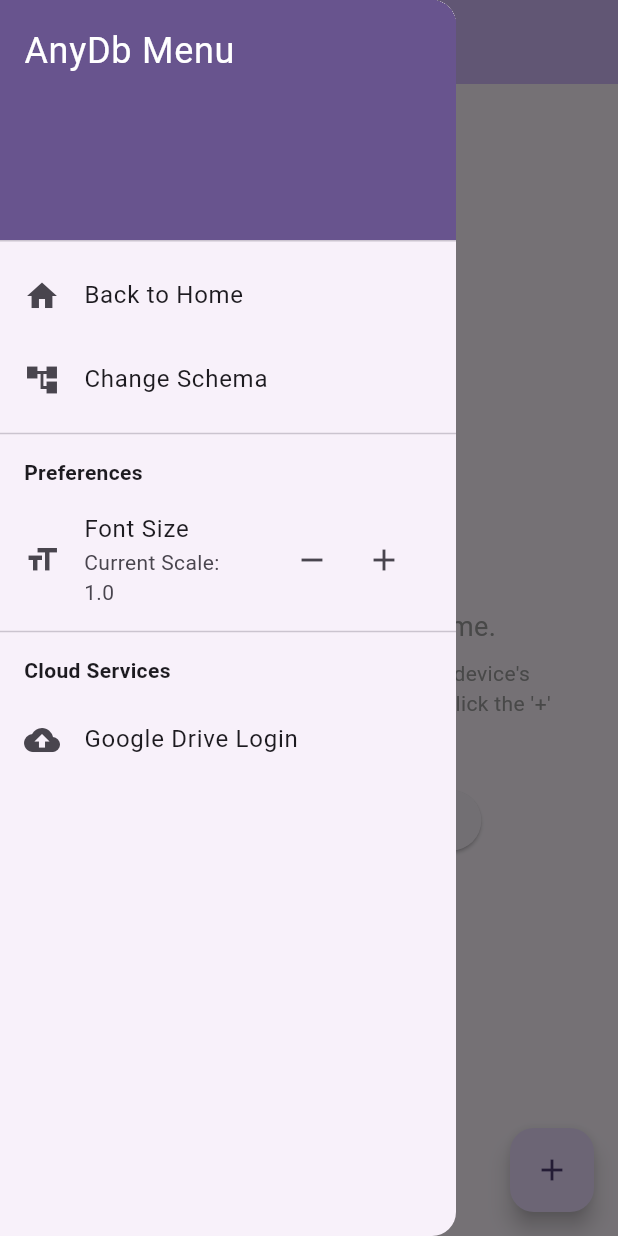
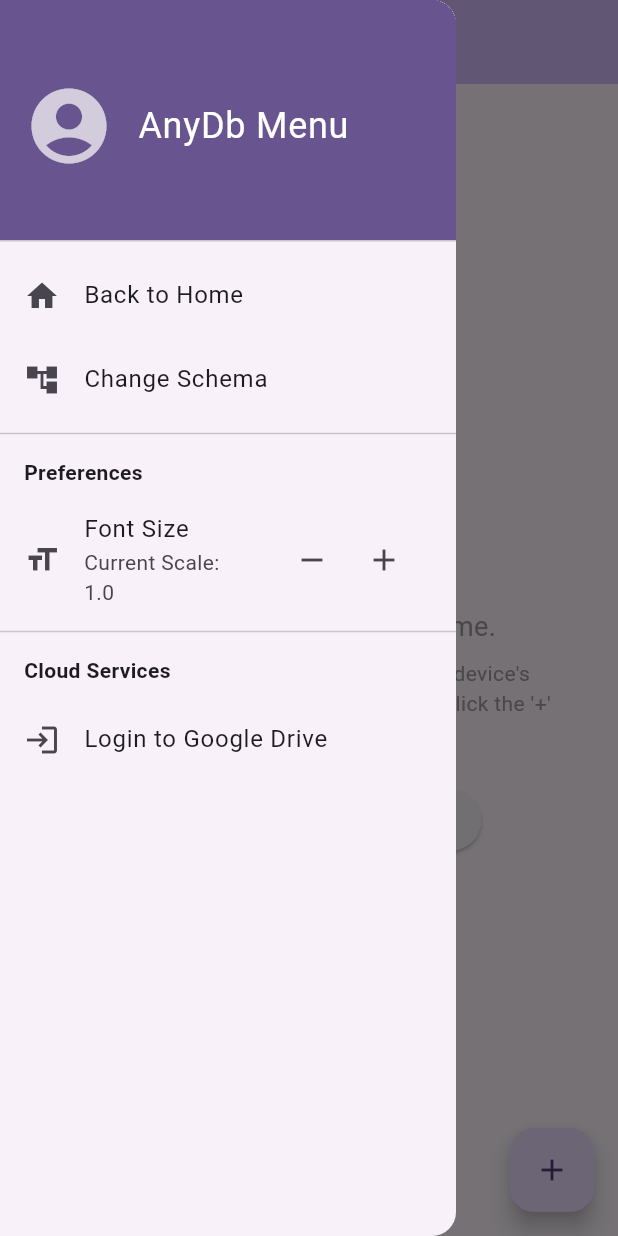
Before and after one commit to vinayak-10/anydb_flutter, a Flutter app: the screen it shows after launch, with the side drawer open, on a phone screen of 412 x 824 dp. Run offline on Flutter 3.47's test engine with Material 3 defaults, Android fonts, the phone set to English and light mode, and no system bars; our stand-ins replace file_picker, flutter_riverpod, google_sign_in, share_plus, shared_preferences; missing offline and left inert: dart:html, excel, extension_google_sign_in_as_googleapis_auth, googleapis, open_file_plus; statements that could not run were skipped.

Commit message:
Feat: Complete Google Drive implementation and Drawer UI redesign
- Migrate to google_sign_in v7.2.0 API with Identity/Authorization separation.
- Implement automatic session restoration on app startup.
- Redesign Drawer with UserAccountsDrawerHeader, Profile Icon/Name, and pinned Logout button.
- Add appInitProvider in main.dart for startup initialization.

```diff
--- a/lib/components/drawer_content.dart
+++ b/lib/components/drawer_content.dart
@@ -14,35 +14,58 @@ class DrawerContent extends ConsumerWidget {
   Widget build(BuildContext context, WidgetRef ref) {
     final settings = ref.watch(settingsProvider);
     final googleDriveService = ref.watch(googleDriveServiceProvider);
-    final isLoggedIn = ref.watch(googleLoginProvider);
+    final user = ref.watch(googleUserProvider);
+    final isLoggedIn = user != null;
 
     return Drawer(
-      child: ListView(
-        padding: EdgeInsets.zero,
+      child: Column(
         children: [
+          if (isLoggedIn)
+            UserAccountsDrawerHeader(
+              accountName: Text(user.displayName ?? "User"),
+              accountEmail: Text(user.email),
+              currentAccountPicture: user.photoUrl != null
+                  ? CircleAvatar(backgroundImage: NetworkImage(user.photoUrl!))
+                  : CircleAvatar(
+                      backgroundColor: Colors.white,
+                      child: Text(
+                        (user.displayName ?? "U").substring(0, 1).toUpperCase(),
+                        style: const TextStyle(fontSize: 24, fontWeight: FontWeight.bold),
+                      ),
+                    ),
+              decoration: BoxDecoration(
+                color: Theme.of(context).colorScheme.primary,
+              ),
+            )
+          else
             DrawerHeader(
               decoration: BoxDecoration(
                 color: Theme.of(context).colorScheme.primary,
               ),
-            child: Column(
-              crossAxisAlignment: CrossAxisAlignment.start,
+              child: const Row(
                 children: [
-                const Text(
+                  Icon(Icons.account_circle, size: 60, color: Colors.white70),
+                  SizedBox(width: 16),
+                  Text(
                     'AnyDb Menu',
                     style: TextStyle(
                       color: Colors.white,
                       fontSize: 24,
                     ),
                   ),
-                if (currentSchemaName != null)
-                  Padding(
-                    padding: const EdgeInsets.only(top: 8.0),
-                    child: Text(
-                      currentSchemaName!,
-                      style: const TextStyle(color: Colors.white70, fontSize: 14),
+                ],
               ),
             ),
-              ],
+          Expanded(
+            child: ListView(
+              padding: EdgeInsets.zero,
+              children: [
+                if (currentSchemaName != null && !isLoggedIn)
+                  Padding(
+                    padding: const EdgeInsets.symmetric(horizontal: 16.0, vertical: 8.0),
+                    child: Text(
+                      "Current Schema: $currentSchemaName",
+                      style: const TextStyle(color: Colors.grey, fontSize: 12),
                     ),
                   ),
                 ListTile(
@@ -99,23 +122,22 @@ class DrawerContent extends ConsumerWidget {
                   padding: EdgeInsets.symmetric(horizontal: 16.0, vertical: 8.0),
                   child: Text('Cloud Services', style: TextStyle(fontWeight: FontWeight.bold)),
                 ),
+                if (!isLoggedIn)
                   ListTile(
-            leading: Icon(isLoggedIn ? Icons.logout : Icons.cloud_upload),
-            title: Text(isLoggedIn ? 'Google Drive Logout' : 'Google Drive Login'),
+                    leading: const Icon(Icons.login),
+                    title: const Text('Login to Google Drive'),
                     onTap: () async {
-              if (isLoggedIn) {
-                await googleDriveService.logout();
-                ref.read(googleLoginProvider.notifier).set(false);
-                if (!context.mounted) return;
-                ScaffoldMessenger.of(context).showSnackBar(const SnackBar(content: Text("Logged out")));
+                      final account = await googleDriveService.login();
+                      if (account != null) {
+                        ref.read(googleUserProvider.notifier).setUser(account);
+                        if (context.mounted) {
+                          ScaffoldMessenger.of(context).showSnackBar(
+                              const SnackBar(content: Text("Google Drive Authorized")));
+                        }
                       } else {
-                final success = await googleDriveService.login();
-                if (!context.mounted) return;
-                if (success) {
-                  ref.read(googleLoginProvider.notifier).set(true);
-                  ScaffoldMessenger.of(context).showSnackBar(const SnackBar(content: Text("Google Drive Authorized")));
-                } else {
-                  ScaffoldMessenger.of(context).showSnackBar(const SnackBar(content: Text("Login failed")));
+                        if (context.mounted) {
+                          ScaffoldMessenger.of(context).showSnackBar(
+                              const SnackBar(content: Text("Login failed")));
                         }
                       }
                     },
@@ -148,10 +170,10 @@ class DrawerContent extends ConsumerWidget {
                             final db = content.service as ElementDb;
                             await db.initDb();
                             final data = await db.exportDb();
-                      await googleDriveService.manualBackup(content.name, data, schemaName: currentSchemaName);
+                            await googleDriveService.manualBackup(content.name, data,
+                                schemaName: currentSchemaName);
                             backedUpCount++;
                           }
-
                         }
 
                         if (!context.mounted) return;
@@ -159,7 +181,8 @@ class DrawerContent extends ConsumerWidget {
 
                         ScaffoldMessenger.of(context).showSnackBar(
                           SnackBar(
-                      content: Text("Backup completed: $backedUpCount databases uploaded to Google Drive /xyz.maya/"),
+                            content: Text(
+                                "Backup completed: $backedUpCount databases uploaded to Google Drive /xyz.maya/"),
                             backgroundColor: Colors.green.shade700,
                           ),
                         );
@@ -169,7 +192,8 @@ class DrawerContent extends ConsumerWidget {
                         Navigator.pop(context);
                         ScaffoldMessenger.of(context).showSnackBar(
                           SnackBar(
-                      content: Text("Backup failed: ${e.toString().length > 100 ? e.toString().substring(0, 100) : e.toString()}"),
+                            content: Text(
+                                "Backup failed: ${e.toString().length > 100 ? e.toString().substring(0, 100) : e.toString()}"),
                             action: SnackBarAction(
                               label: "DETAILS",
                               onPressed: () {
@@ -188,6 +212,24 @@ class DrawerContent extends ConsumerWidget {
                   ),
               ],
             ),
+          ),
+          if (isLoggedIn) ...[
+            const Divider(height: 1),
+            ListTile(
+              leading: const Icon(Icons.logout, color: Colors.red),
+              title: const Text('Logout from Google', style: TextStyle(color: Colors.red)),
+              onTap: () async {
+                await googleDriveService.logout();
+                ref.read(googleUserProvider.notifier).setUser(null);
+                if (context.mounted) {
+                  ScaffoldMessenger.of(context).showSnackBar(const SnackBar(content: Text("Logged out")));
+                }
+              },
+            ),
+            const SizedBox(height: 8),
+          ]
+        ],
+      ),
     );
   }
 }
```
Also changed, not shown: lib/main.dart (+10 -0 lines), lib/services/google_drive_service.dart (+42 -24 lines). Lines whose indentation alone changed are shown as unchanged.
